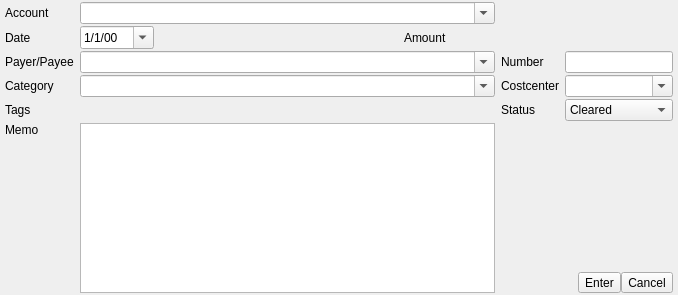
Before: the Qt Designer form kmymoney/views/newtransactioneditor.ui in KDE/kmymoney, drawn with Qt 5.
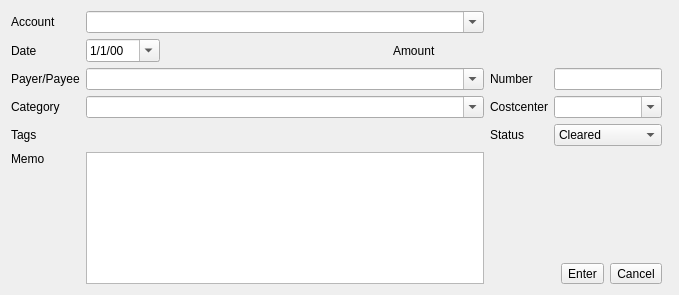
After: the same form once the commit is applied. Custom widgets are drawn as their Qt base class.

Commit message: Always show number field in scheduled transaction editor

```diff
--- a/kmymoney/views/newtransactioneditor.ui
+++ b/kmymoney/views/newtransactioneditor.ui
@@ -6,33 +6,25 @@
    <rect>
     <x>0</x>
     <y>0</y>
-    <width>678</width>
+    <width>679</width>
     <height>295</height>
    </rect>
   </property>
-  <layout class="QGridLayout" name="gridLayout" columnstretch="0,0,5,0,0">
-   <property name="leftMargin">
-    <number>5</number>
-   </property>
-   <property name="topMargin">
-    <number>2</number>
-   </property>
-   <property name="rightMargin">
-    <number>5</number>
-   </property>
-   <property name="bottomMargin">
-    <number>2</number>
-   </property>
-   <property name="horizontalSpacing">
-    <number>6</number>
-   </property>
-   <property name="verticalSpacing">
-    <number>2</number>
-   </property>
-   <item row="3" column="0">
-    <widget class="QLabel" name="categoryLabel">
+  <layout class="QGridLayout" name="gridLayout" columnstretch="0,0,5,0,0,0">
+   <item row="0" column="0">
+    <widget class="QLabel" name="accountLabel">
      <property name="text">
-      <string>Category</string>
+      <string>Account</string>
+     </property>
+    </widget>
+   </item>
+   <item row="0" column="5" rowspan="7">
+    <widget class="QWidget" name="widget" native="true"/>
+   </item>
+   <item row="1" column="0">
+    <widget class="QLabel" name="postdateLabel">
+     <property name="text">
+      <string>Date</string>
      </property>
     </widget>
    </item>
@@ -66,22 +58,45 @@
      </item>
     </layout>
    </item>
-   <item row="5" column="1" rowspan="2" colspan="2">
-    <widget class="QPlainTextEdit" name="memoEdit">
-     <property name="tabChangesFocus">
-      <bool>true</bool>
+   <item row="1" column="2" colspan="3">
+    <layout class="QHBoxLayout" name="hs3">
+     <property name="spacing">
+      <number>6</number>
      </property>
-     <property name="kmm_taborder" stdset="0">
-      <bool>true</bool>
-     </property>
-    </widget>
-   </item>
-   <item row="2" column="4">
-    <widget class="QLineEdit" name="numberEdit">
-     <property name="kmm_taborder" stdset="0">
-      <bool>true</bool>
-     </property>
-    </widget>
+     <item>
+      <spacer name="horizontalSpacer_3">
+       <property name="orientation">
+        <enum>Qt::Horizontal</enum>
+       </property>
+       <property name="sizeHint" stdset="0">
+        <size>
+         <width>40</width>
+         <height>20</height>
+        </size>
+       </property>
+      </spacer>
+     </item>
+     <item>
+      <widget class="QLabel" name="amountLabel">
+       <property name="text">
+        <string>Amount</string>
+       </property>
+      </widget>
+     </item>
+     <item>
+      <widget class="CreditDebitEdit" name="creditDebitEdit" native="true">
+       <property name="minimumSize">
+        <size>
+         <width>220</width>
+         <height>0</height>
+        </size>
+       </property>
+       <property name="kmm_taborder" stdset="0">
+        <bool>true</bool>
+       </property>
+      </widget>
+     </item>
+    </layout>
    </item>
    <item row="2" column="0">
     <widget class="QLabel" name="label">
@@ -90,18 +105,6 @@
      </property>
     </widget>
    </item>
-   <item row="4" column="4">
-    <widget class="QComboBox" name="statusCombo">
-     <property name="kmm_taborder" stdset="0">
-      <bool>true</bool>
-     </property>
-     <item>
-      <property name="text">
-       <string>Cleared</string>
-      </property>
-     </item>
-    </widget>
-   </item>
    <item row="2" column="1" colspan="2">
     <widget class="QComboBox" name="payeeEdit">
      <property name="editable">
@@ -115,37 +118,24 @@
      </property>
     </widget>
    </item>
-   <item row="4" column="1" colspan="2">
-    <widget class="KTagContainer" name="tagContainer">
-     <property name="focusPolicy">
-      <enum>Qt::TabFocus</enum>
+   <item row="2" column="3">
+    <widget class="QLabel" name="numberLabel">
+     <property name="text">
+      <string>Number</string>
      </property>
+    </widget>
+   </item>
+   <item row="2" column="4">
+    <widget class="QLineEdit" name="numberEdit">
      <property name="kmm_taborder" stdset="0">
       <bool>true</bool>
      </property>
     </widget>
    </item>
-   <item row="1" column="0">
-    <widget class="QLabel" name="postdateLabel">
+   <item row="3" column="0">
+    <widget class="QLabel" name="categoryLabel">
      <property name="text">
-      <string>Date</string>
-     </property>
-    </widget>
-   </item>
-   <item row="5" column="0">
-    <widget class="QLabel" name="memoLabel">
-     <property name="text">
-      <string>Memo</string>
-     </property>
-     <property name="alignment">
-      <set>Qt::AlignLeading|Qt::AlignLeft|Qt::AlignTop</set>
-     </property>
-    </widget>
-   </item>
-   <item row="4" column="3">
-    <widget class="QLabel" name="statusLabel">
-     <property name="text">
-      <string>Status</string>
+      <string>Category</string>
      </property>
     </widget>
    </item>
@@ -165,53 +155,10 @@
      </property>
     </widget>
    </item>
-   <item row="6" column="3" colspan="2">
-    <layout class="QHBoxLayout" name="horizontalLayout">
-     <item>
-      <spacer name="horizontalSpacer">
-       <property name="orientation">
-        <enum>Qt::Horizontal</enum>
-       </property>
-       <property name="sizeHint" stdset="0">
-        <size>
-         <width>40</width>
-         <height>20</height>
-        </size>
-       </property>
-      </spacer>
-     </item>
-     <item>
-      <widget class="QToolButton" name="enterButton">
-       <property name="text">
-        <string>Enter</string>
-       </property>
-       <property name="toolButtonStyle">
-        <enum>Qt::ToolButtonTextBesideIcon</enum>
-       </property>
-       <property name="kmm_taborder" stdset="0">
-        <bool>true</bool>
-       </property>
-      </widget>
-     </item>
-     <item>
-      <widget class="QToolButton" name="cancelButton">
-       <property name="text">
-        <string>Cancel</string>
-       </property>
-       <property name="toolButtonStyle">
-        <enum>Qt::ToolButtonTextBesideIcon</enum>
-       </property>
-       <property name="kmm_taborder" stdset="0">
-        <bool>true</bool>
-       </property>
-      </widget>
-     </item>
-    </layout>
-   </item>
-   <item row="2" column="3">
-    <widget class="QLabel" name="numberLabel">
+   <item row="3" column="3">
+    <widget class="QLabel" name="costCenterLabel">
      <property name="text">
-      <string>Number</string>
+      <string>Costcenter</string>
      </property>
     </widget>
    </item>
@@ -232,45 +179,54 @@
      </property>
     </widget>
    </item>
-   <item row="1" column="2" colspan="3">
-    <layout class="QHBoxLayout" name="hs3">
-     <property name="spacing">
-      <number>6</number>
+   <item row="4" column="1" colspan="2">
+    <widget class="KTagContainer" name="tagContainer">
+     <property name="focusPolicy">
+      <enum>Qt::TabFocus</enum>
      </property>
+     <property name="kmm_taborder" stdset="0">
+      <bool>true</bool>
+     </property>
+    </widget>
+   </item>
+   <item row="4" column="3">
+    <widget class="QLabel" name="statusLabel">
+     <property name="text">
+      <string>Status</string>
+     </property>
+    </widget>
+   </item>
+   <item row="4" column="4">
+    <widget class="QComboBox" name="statusCombo">
+     <property name="kmm_taborder" stdset="0">
+      <bool>true</bool>
+     </property>
      <item>
-      <spacer name="horizontalSpacer_3">
-       <property name="orientation">
-        <enum>Qt::Horizontal</enum>
-       </property>
-       <property name="sizeHint" stdset="0">
-        <size>
-         <width>40</width>
-         <height>20</height>
-        </size>
-       </property>
-      </spacer>
+      <property name="text">
+       <string>Cleared</string>
+      </property>
      </item>
-     <item>
-      <widget class="QLabel" name="amountLabel">
-       <property name="text">
-        <string>Amount</string>
-       </property>
-      </widget>
-     </item>
-     <item>
-      <widget class="CreditDebitEdit" name="creditDebitEdit" native="true">
-       <property name="minimumSize">
-        <size>
-         <width>220</width>
-         <height>0</height>
-        </size>
-       </property>
-       <property name="kmm_taborder" stdset="0">
-        <bool>true</bool>
-       </property>
-      </widget>
-     </item>
-    </layout>
+    </widget>
+   </item>
+   <item row="5" column="0">
+    <widget class="QLabel" name="memoLabel">
+     <property name="text">
+      <string>Memo</string>
+     </property>
+     <property name="alignment">
+      <set>Qt::AlignLeading|Qt::AlignLeft|Qt::AlignTop</set>
+     </property>
+    </widget>
+   </item>
+   <item row="5" column="1" rowspan="2" colspan="2">
+    <widget class="QPlainTextEdit" name="memoEdit">
+     <property name="tabChangesFocus">
+      <bool>true</bool>
+     </property>
+     <property name="kmm_taborder" stdset="0">
+      <bool>true</bool>
+     </property>
+    </widget>
    </item>
    <item row="5" column="4">
     <spacer name="verticalSpacer_2">
@@ -285,19 +241,48 @@
      </property>
     </spacer>
    </item>
-   <item row="3" column="3">
-    <widget class="QLabel" name="costCenterLabel">
-     <property name="text">
-      <string>Costcenter</string>
-     </property>
-    </widget>
-   </item>
-   <item row="0" column="0">
-    <widget class="QLabel" name="accountLabel">
-     <property name="text">
-      <string>Account</string>
-     </property>
-    </widget>
+   <item row="6" column="3" colspan="2">
+    <layout class="QHBoxLayout" name="horizontalLayout">
+     <item>
+      <spacer name="horizontalSpacer">
+       <property name="orientation">
+        <enum>Qt::Horizontal</enum>
+       </property>
+       <property name="sizeHint" stdset="0">
+        <size>
+         <width>40</width>
+         <height>20</height>
+        </size>
+       </property>
+      </spacer>
+     </item>
+     <item>
+      <widget class="QToolButton" name="enterButton">
+       <property name="text">
+        <string>Enter</string>
+       </property>
+       <property name="toolButtonStyle">
+        <enum>Qt::ToolButtonTextBesideIcon</enum>
+       </property>
+       <property name="kmm_taborder" stdset="0">
+        <bool>true</bool>
+       </property>
+      </widget>
+     </item>
+     <item>
+      <widget class="QToolButton" name="cancelButton">
+       <property name="text">
+        <string>Cancel</string>
+       </property>
+       <property name="toolButtonStyle">
+        <enum>Qt::ToolButtonTextBesideIcon</enum>
+       </property>
+       <property name="kmm_taborder" stdset="0">
+        <bool>true</bool>
+       </property>
+      </widget>
+     </item>
+    </layout>
    </item>
    <item row="0" column="1" colspan="2">
     <widget class="KMyMoneyAccountCombo" name="accountCombo">
```
The commit also changes 1 other file.
